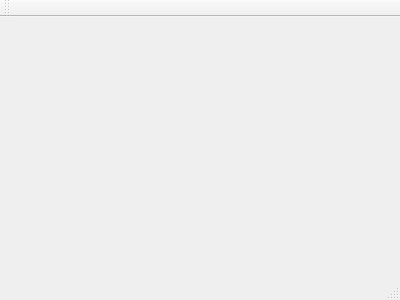
Before: the Qt Designer form FTPClient/mainwindow.ui in chaohu/DUAO, drawn with Qt 5.
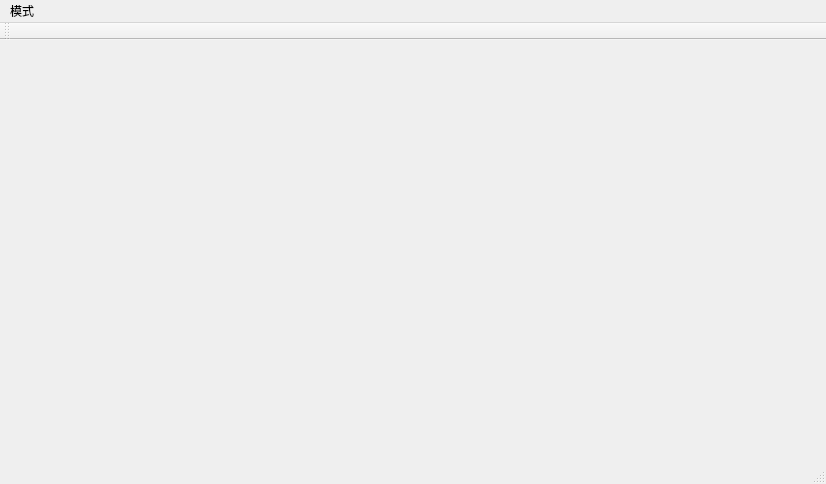
After: the same form once the commit is applied.

```diff
--- a/FTPClient/mainwindow.ui
+++ b/FTPClient/mainwindow.ui
@@ -1,24 +1,45 @@
 <ui version="4.0">
  <class>MainWindow</class>
- <widget class="QMainWindow" name="MainWindow" >
-  <property name="geometry" >
+ <widget class="QMainWindow" name="MainWindow">
+  <property name="geometry">
    <rect>
     <x>0</x>
     <y>0</y>
-    <width>400</width>
-    <height>300</height>
+    <width>826</width>
+    <height>484</height>
    </rect>
   </property>
   <property name="windowTitle" >
    <string>MainWindow</string>
   </property>
-  <widget class="QMenuBar" name="menuBar" />
-  <widget class="QToolBar" name="mainToolBar" />
-  <widget class="QWidget" name="centralWidget" />
-  <widget class="QStatusBar" name="statusBar" />
+  <widget class="QWidget" name="centralWidget"/>
+  <widget class="QMenuBar" name="menuBar">
+   <property name="geometry">
+    <rect>
+     <x>0</x>
+     <y>0</y>
+     <width>826</width>
+     <height>23</height>
+    </rect>
+   </property>
+   <widget class="QMenu" name="menu">
+    <property name="title">
+     <string>模式</string>
+    </property>
+   </widget>
+   <addaction name="menu"/>
+  </widget>
+  <widget class="QToolBar" name="mainToolBar">
+   <attribute name="toolBarArea">
+    <enum>TopToolBarArea</enum>
+   </attribute>
+   <attribute name="toolBarBreak">
+    <bool>false</bool>
+   </attribute>
+  </widget>
+  <widget class="QStatusBar" name="statusBar"/>
  </widget>
- <layoutDefault spacing="6" margin="11" />
- <pixmapfunction></pixmapfunction>
+ <layoutdefault spacing="6" margin="11"/>
  <resources/>
  <connections/>
 </ui>
```
Left out of the diff: 3 changed lines with no effect on the pictures.
